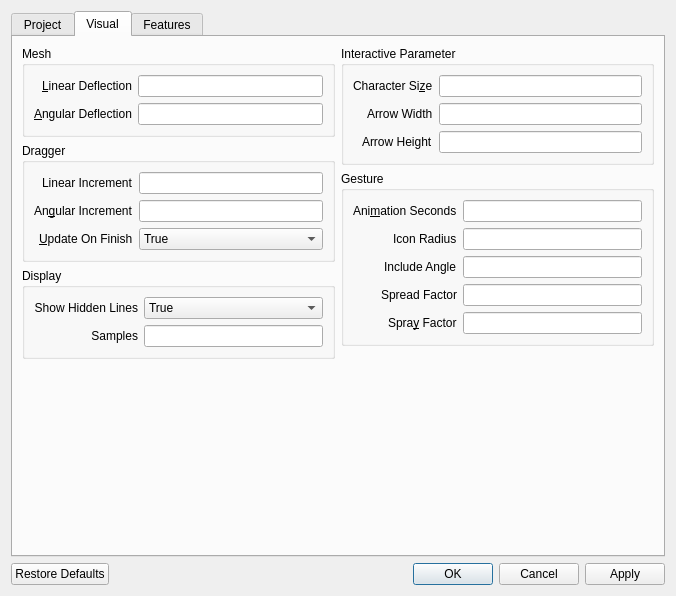
The window that dialogs/preferences.ui (blobfish/cadseer) describes before a commit, drawn with Qt 5.
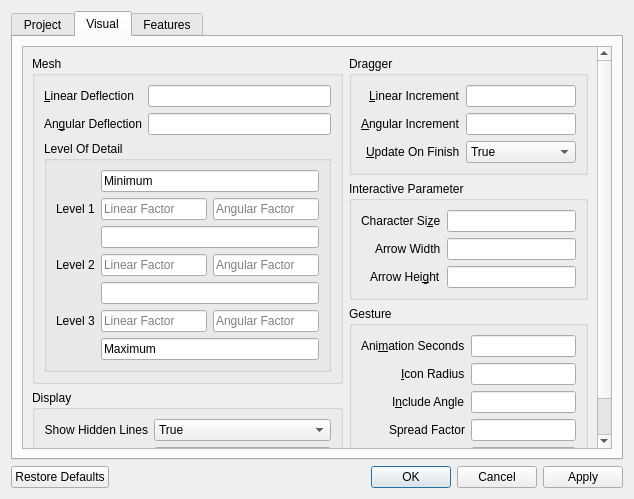
The same window after the commit.

Commit message: mdv: viz: Implementation of Level Of Detail. see following:

The edit to the form file:
```diff
--- a/dialogs/preferences.ui
+++ b/dialogs/preferences.ui
@@ -6,8 +6,8 @@
    <rect>
     <x>0</x>
     <y>0</y>
-    <width>676</width>
-    <height>596</height>
+    <width>634</width>
+    <height>499</height>
    </rect>
   </property>
   <property name="windowTitle">
@@ -115,18 +115,37 @@
       <attribute name="title">
        <string>Visual</string>
       </attribute>
-      <layout class="QVBoxLayout" name="verticalLayout_4">
+      <layout class="QVBoxLayout" name="verticalLayout_7">
+       <item>
+        <widget class="QScrollArea" name="scrollArea">
+         <property name="widgetResizable">
+          <bool>true</bool>
+         </property>
+         <widget class="QWidget" name="scrollAreaWidgetContents">
+          <property name="geometry">
+           <rect>
+            <x>0</x>
+            <y>-100</y>
+            <width>578</width>
+            <height>576</height>
+           </rect>
+          </property>
+          <layout class="QVBoxLayout" name="verticalLayout_23">
+           <item>
+            <layout class="QVBoxLayout" name="verticalLayout_6">
        <item>
         <layout class="QHBoxLayout" name="horizontalLayout_2">
          <item>
-          <layout class="QVBoxLayout" name="verticalLayout_2">
+                <layout class="QVBoxLayout" name="verticalLayout_4">
            <item>
             <widget class="QGroupBox" name="meshGroupBox">
              <property name="title">
               <string>Mesh</string>
              </property>
+                   <layout class="QVBoxLayout" name="verticalLayout_2">
+                    <item>
              <layout class="QGridLayout" name="gridLayout">
-              <item row="0" column="0" alignment="Qt::AlignRight">
+                      <item row="0" column="0">
                <widget class="QLabel" name="linearDeflectionLabel">
                 <property name="whatsThis">
                  <string>&lt;html&gt;&lt;head/&gt;&lt;body&gt;&lt;p&gt;Linear deviation controlling mesh roughness.&lt;/p&gt;&lt;/body&gt;&lt;/html&gt;</string>
@@ -148,17 +167,23 @@
                  </sizepolicy>
                 </property>
                 <property name="whatsThis">
-                 <string>&lt;html&gt;&lt;head/&gt;&lt;body&gt;&lt;p&gt;Linear deviation controlling mesh roughness.&lt;/p&gt;&lt;/body&gt;&lt;/html&gt;</string>
+                         <string>&lt;html&gt;&lt;head/&gt;&lt;body&gt;&lt;p&gt;Linear deviation controlling mesh roughness.&lt;/p&gt;&lt;p&gt;Default value of 1.0&lt;/p&gt;&lt;/body&gt;&lt;/html&gt;</string>
+                        </property>
+                        <property name="readOnly">
+                         <bool>false</bool>
+                        </property>
+                        <property name="placeholderText">
+                         <string/>
                 </property>
                </widget>
               </item>
-              <item row="1" column="0" alignment="Qt::AlignRight">
+                      <item row="1" column="0">
                <widget class="QLabel" name="angularDeflectionLabel">
                 <property name="whatsThis">
                  <string>&lt;html&gt;&lt;head/&gt;&lt;body&gt;&lt;p&gt;Angular deviation controlling mesh roughness.&lt;/p&gt;&lt;/body&gt;&lt;/html&gt;</string>
                 </property>
                 <property name="text">
-                 <string>&amp;Angular Deflection</string>
+                         <string>An&amp;gular Deflection</string>
                 </property>
                 <property name="buddy">
                  <cstring>angularDeflectionEdit</cstring>
@@ -173,8 +198,231 @@
                </widget>
               </item>
              </layout>
-            </widget>
-           </item>
+                    </item>
+                    <item>
+                     <widget class="QGroupBox" name="LODGroup">
+                      <property name="whatsThis">
+                       <string>&lt;html&gt;&lt;head/&gt;&lt;body&gt;&lt;p&gt;Values for different levels of visual mesh refinement.&lt;/p&gt;&lt;/body&gt;&lt;/html&gt;</string>
+                      </property>
+                      <property name="title">
+                       <string>Level Of Detail</string>
+                      </property>
+                      <layout class="QGridLayout" name="gridLayout_22">
+                       <item row="3" column="1">
+                        <layout class="QHBoxLayout" name="horizontalLayout_3">
+                         <item>
+                          <widget class="QLineEdit" name="level2LinearEdit">
+                           <property name="whatsThis">
+                            <string>&lt;html&gt;&lt;head/&gt;&lt;body&gt;&lt;p&gt;Factor of linear deflection for this level of detail.&lt;/p&gt;&lt;p&gt;Default of 0.1&lt;/p&gt;&lt;/body&gt;&lt;/html&gt;</string>
+                           </property>
+                           <property name="placeholderText">
+                            <string>Linear Factor</string>
+                           </property>
+                          </widget>
+                         </item>
+                         <item>
+                          <widget class="QLineEdit" name="level2AngularEdit">
+                           <property name="whatsThis">
+                            <string>&lt;html&gt;&lt;head/&gt;&lt;body&gt;&lt;p&gt;Factor of angular deflection for this level of detail.&lt;/p&gt;&lt;p&gt;Default of 0.5&lt;/p&gt;&lt;/body&gt;&lt;/html&gt;</string>
+                           </property>
+                           <property name="placeholderText">
+                            <string>Angular Factor</string>
+                           </property>
+                          </widget>
+                         </item>
+                        </layout>
+                       </item>
+                       <item row="2" column="1">
+                        <widget class="QLineEdit" name="levelEdit01">
+                         <property name="whatsThis">
+                          <string>&lt;html&gt;&lt;head/&gt;&lt;body&gt;&lt;p&gt;Factor of screen height pixels. Default value of 0.1&lt;/p&gt;&lt;p&gt;Maximum range value for level 1, minimum range value for level 2. &lt;/p&gt;&lt;/body&gt;&lt;/html&gt;</string>
+                         </property>
+                        </widget>
+                       </item>
+                       <item row="1" column="1">
+                        <layout class="QHBoxLayout" name="horizontalLayout">
+                         <item>
+                          <widget class="QLineEdit" name="level1LinearEdit">
+                           <property name="whatsThis">
+                            <string>&lt;html&gt;&lt;head/&gt;&lt;body&gt;&lt;p&gt;Factor of linear deflection for this level of detail&lt;/p&gt;&lt;p&gt;Default value of 1.0&lt;/p&gt;&lt;/body&gt;&lt;/html&gt;</string>
+                           </property>
+                           <property name="placeholderText">
+                            <string>Linear Factor</string>
+                           </property>
+                          </widget>
+                         </item>
+                         <item>
+                          <widget class="QLineEdit" name="level1AngularEdit">
+                           <property name="whatsThis">
+                            <string>&lt;html&gt;&lt;head/&gt;&lt;body&gt;&lt;p&gt;Factor of angular deflection for this level of detail.&lt;/p&gt;&lt;p&gt;Default value of 1.0&lt;/p&gt;&lt;/body&gt;&lt;/html&gt;</string>
+                           </property>
+                           <property name="placeholderText">
+                            <string>Angular Factor</string>
+                           </property>
+                          </widget>
+                         </item>
+                        </layout>
+                       </item>
+                       <item row="5" column="1">
+                        <layout class="QHBoxLayout" name="horizontalLayout_4">
+                         <item>
+                          <widget class="QLineEdit" name="level3LinearEdit">
+                           <property name="whatsThis">
+                            <string>&lt;html&gt;&lt;head/&gt;&lt;body&gt;&lt;p&gt;Factor of linear deflection for this level of detail&lt;/p&gt;&lt;p&gt;Default of 0.01&lt;/p&gt;&lt;/body&gt;&lt;/html&gt;</string>
+                           </property>
+                           <property name="placeholderText">
+                            <string>Linear Factor</string>
+                           </property>
+                          </widget>
+                         </item>
+                         <item>
+                          <widget class="QLineEdit" name="level3AngularEdit">
+                           <property name="whatsThis">
+                            <string>&lt;html&gt;&lt;head/&gt;&lt;body&gt;&lt;p&gt;Factor of angular deflection for this level of detail.&lt;/p&gt;&lt;p&gt;Default of 0.25&lt;/p&gt;&lt;/body&gt;&lt;/html&gt;</string>
+                           </property>
+                           <property name="placeholderText">
+                            <string>Angular Factor</string>
+                           </property>
+                          </widget>
+                         </item>
+                        </layout>
+                       </item>
+                       <item row="1" column="0">
+                        <widget class="QLabel" name="level1Label">
+                         <property name="text">
+                          <string>Level 1</string>
+                         </property>
+                        </widget>
+                       </item>
+                       <item row="0" column="1">
+                        <widget class="QLineEdit" name="levelEdit00">
+                         <property name="whatsThis">
+                          <string>&lt;html&gt;&lt;head/&gt;&lt;body&gt;&lt;p&gt;Minimum value of level 1 range. Permantly set to 0.0&lt;/p&gt;&lt;/body&gt;&lt;/html&gt;</string>
+                         </property>
+                         <property name="text">
+                          <string>Minimum</string>
+                         </property>
+                         <property name="readOnly">
+                          <bool>true</bool>
+                         </property>
+                        </widget>
+                       </item>
+                       <item row="4" column="1">
+                        <widget class="QLineEdit" name="levelEdit02">
+                         <property name="whatsThis">
+                          <string>&lt;html&gt;&lt;head/&gt;&lt;body&gt;&lt;p&gt;Factor of screen height pixels. Default value of 2.0&lt;/p&gt;&lt;p&gt;Maximum range value for level 2, minimum range value for level 3. &lt;/p&gt;&lt;/body&gt;&lt;/html&gt;</string>
+                         </property>
+                        </widget>
+                       </item>
+                       <item row="3" column="0">
+                        <widget class="QLabel" name="level2Label">
+                         <property name="text">
+                          <string>Level 2</string>
+                         </property>
+                        </widget>
+                       </item>
+                       <item row="5" column="0">
+                        <widget class="QLabel" name="level3Label">
+                         <property name="text">
+                          <string>Level 3</string>
+                         </property>
+                        </widget>
+                       </item>
+                       <item row="6" column="1">
+                        <widget class="QLineEdit" name="levelEdit03">
+                         <property name="whatsThis">
+                          <string>&lt;html&gt;&lt;head/&gt;&lt;body&gt;&lt;p&gt;Maximum value of level 3 range. Permantly set to float max&lt;/p&gt;&lt;/body&gt;&lt;/html&gt;</string>
+                         </property>
+                         <property name="text">
+                          <string>Maximum</string>
+                         </property>
+                         <property name="readOnly">
+                          <bool>true</bool>
+                         </property>
+                        </widget>
+                       </item>
+                      </layout>
+                     </widget>
+                    </item>
+                   </layout>
+                  </widget>
+                 </item>
+                 <item>
+                  <widget class="QGroupBox" name="displayGroup">
+                   <property name="title">
+                    <string>Display</string>
+                   </property>
+                   <layout class="QGridLayout" name="gridLayout_21">
+                    <item row="0" column="0">
+                     <widget class="QLabel" name="hiddenLineLabel">
+                      <property name="whatsThis">
+                       <string>&lt;html&gt;&lt;head/&gt;&lt;body&gt;&lt;p&gt;Whether 3d View show hidden lines.&lt;/p&gt;&lt;/body&gt;&lt;/html&gt;</string>
+                      </property>
+                      <property name="text">
+                       <string>Show Hidden Lines</string>
+                      </property>
+                      <property name="alignment">
+                       <set>Qt::AlignRight|Qt::AlignTrailing|Qt::AlignVCenter</set>
+                      </property>
+                     </widget>
+                    </item>
+                    <item row="0" column="1">
+                     <widget class="QComboBox" name="hiddenLineCombo">
+                      <property name="whatsThis">
+                       <string>&lt;html&gt;&lt;head/&gt;&lt;body&gt;&lt;p&gt;Whether 3d View show hidden lines.&lt;/p&gt;&lt;/body&gt;&lt;/html&gt;</string>
+                      </property>
+                      <item>
+                       <property name="text">
+                        <string>True</string>
+                       </property>
+                      </item>
+                      <item>
+                       <property name="text">
+                        <string>False</string>
+                       </property>
+                      </item>
+                     </widget>
+                    </item>
+                    <item row="1" column="0">
+                     <widget class="QLabel" name="samplesLabel">
+                      <property name="whatsThis">
+                       <string>&lt;html&gt;&lt;head/&gt;&lt;body&gt;&lt;p&gt;&amp;lt;html&amp;gt;&amp;lt;head/&amp;gt;&amp;lt;body&amp;gt;&amp;lt;p&amp;gt;Number of samples for antialiasing. Restart application to take effect&amp;lt;/p&amp;gt;&amp;lt;/body&amp;gt;&amp;lt;/html&amp;gt;&lt;/p&gt;&lt;/body&gt;&lt;/html&gt;</string>
+                      </property>
+                      <property name="text">
+                       <string>Samples</string>
+                      </property>
+                      <property name="alignment">
+                       <set>Qt::AlignRight|Qt::AlignTrailing|Qt::AlignVCenter</set>
+                      </property>
+                     </widget>
+                    </item>
+                    <item row="1" column="1">
+                     <widget class="QLineEdit" name="samplesLineEdit">
+                      <property name="whatsThis">
+                       <string>&lt;html&gt;&lt;head/&gt;&lt;body&gt;&lt;p&gt;&amp;lt;html&amp;gt;&amp;lt;head/&amp;gt;&amp;lt;body&amp;gt;&amp;lt;p&amp;gt;Number of samples for antialiasing. Restart application to take effect&amp;lt;/p&amp;gt;&amp;lt;/body&amp;gt;&amp;lt;/html&amp;gt;&lt;/p&gt;&lt;/body&gt;&lt;/html&gt;</string>
+                      </property>
+                     </widget>
+                    </item>
+                   </layout>
+                  </widget>
+                 </item>
+                 <item>
+                  <spacer name="verticalSpacer_2">
+                   <property name="orientation">
+                    <enum>Qt::Vertical</enum>
+                   </property>
+                   <property name="sizeHint" stdset="0">
+                    <size>
+                     <width>20</width>
+                     <height>40</height>
+                    </size>
+                   </property>
+                  </spacer>
+                 </item>
+                </layout>
+               </item>
+               <item>
+                <layout class="QVBoxLayout" name="verticalLayout_3">
            <item>
             <widget class="QGroupBox" name="draggerGroupBox">
              <property name="title">
@@ -187,7 +435,7 @@
                  <string>&lt;html&gt;&lt;head/&gt;&lt;body&gt;&lt;p&gt;Increment for linear dragger snapping.&lt;/p&gt;&lt;/body&gt;&lt;/html&gt;</string>
                 </property>
                 <property name="text">
-                 <string>Linear Increment</string>
+                       <string>&amp;Linear Increment</string>
                 </property>
                 <property name="buddy">
                  <cstring>linearIncrementEdit</cstring>
@@ -207,7 +455,7 @@
                  <string>&lt;html&gt;&lt;head/&gt;&lt;body&gt;&lt;p&gt;Increment for angular dragger snapping.&lt;/p&gt;&lt;/body&gt;&lt;/html&gt;</string>
                 </property>
                 <property name="text">
-                 <string>An&amp;gular Increment</string>
+                       <string>&amp;Angular Increment</string>
                 </property>
                 <property name="buddy">
                  <cstring>angularIncrementEdit</cstring>
@@ -261,82 +509,6 @@
             </widget>
            </item>
            <item>
-            <widget class="QGroupBox" name="displayGroup">
-             <property name="title">
-              <string>Display</string>
-             </property>
-             <layout class="QGridLayout" name="gridLayout_21">
-              <item row="0" column="0">
-               <widget class="QLabel" name="hiddenLineLabel">
-                <property name="whatsThis">
-                 <string>&lt;html&gt;&lt;head/&gt;&lt;body&gt;&lt;p&gt;Whether 3d View show hidden lines.&lt;/p&gt;&lt;/body&gt;&lt;/html&gt;</string>
-                </property>
-                <property name="text">
-                 <string>Show Hidden Lines</string>
-                </property>
-                <property name="alignment">
-                 <set>Qt::AlignRight|Qt::AlignTrailing|Qt::AlignVCenter</set>
-                </property>
-               </widget>
-              </item>
-              <item row="0" column="1">
-               <widget class="QComboBox" name="hiddenLineCombo">
-                <property name="whatsThis">
-                 <string>&lt;html&gt;&lt;head/&gt;&lt;body&gt;&lt;p&gt;Whether 3d View show hidden lines.&lt;/p&gt;&lt;/body&gt;&lt;/html&gt;</string>
-                </property>
-                <item>
-                 <property name="text">
-                  <string>True</string>
-                 </property>
-                </item>
-                <item>
-                 <property name="text">
-                  <string>False</string>
-                 </property>
-                </item>
-               </widget>
-              </item>
-              <item row="1" column="0">
-               <widget class="QLabel" name="samplesLabel">
-                <property name="whatsThis">
-                 <string>&lt;html&gt;&lt;head/&gt;&lt;body&gt;&lt;p&gt;&amp;lt;html&amp;gt;&amp;lt;head/&amp;gt;&amp;lt;body&amp;gt;&amp;lt;p&amp;gt;Number of samples for antialiasing. Restart application to take effect&amp;lt;/p&amp;gt;&amp;lt;/body&amp;gt;&amp;lt;/html&amp;gt;&lt;/p&gt;&lt;/body&gt;&lt;/html&gt;</string>
-                </property>
-                <property name="text">
-                 <string>Samples</string>
-                </property>
-                <property name="alignment">
-                 <set>Qt::AlignRight|Qt::AlignTrailing|Qt::AlignVCenter</set>
-                </property>
-               </widget>
-              </item>
-              <item row="1" column="1">
-               <widget class="QLineEdit" name="samplesLineEdit">
-                <property name="whatsThis">
-                 <string>&lt;html&gt;&lt;head/&gt;&lt;body&gt;&lt;p&gt;&amp;lt;html&amp;gt;&amp;lt;head/&amp;gt;&amp;lt;body&amp;gt;&amp;lt;p&amp;gt;Number of samples for antialiasing. Restart application to take effect&amp;lt;/p&amp;gt;&amp;lt;/body&amp;gt;&amp;lt;/html&amp;gt;&lt;/p&gt;&lt;/body&gt;&lt;/html&gt;</string>
-                </property>
-               </widget>
-              </item>
-             </layout>
-            </widget>
-           </item>
-           <item>
-            <spacer name="verticalSpacer_2">
-             <property name="orientation">
-              <enum>Qt::Vertical</enum>
-             </property>
-             <property name="sizeHint" stdset="0">
-              <size>
-               <width>20</width>
-               <height>40</height>
-              </size>
-             </property>
-            </spacer>
-           </item>
-          </layout>
-         </item>
-         <item>
-          <layout class="QVBoxLayout" name="verticalLayout_3">
-           <item>
             <widget class="QGroupBox" name="interactiveParameterGroupBox">
              <property name="title">
               <string>Interactive Parameter</string>
@@ -388,7 +560,7 @@
                  <string>&lt;html&gt;&lt;head/&gt;&lt;body&gt;&lt;p&gt;Height of arrow.&lt;/p&gt;&lt;/body&gt;&lt;/html&gt;</string>
                 </property>
                 <property name="text">
-                 <string>Arrow Height</string>
+                       <string>Arrow Hei&amp;ght</string>
                 </property>
                 <property name="buddy">
                  <cstring>arrowHeightEdit</cstring>
@@ -437,7 +609,7 @@
                  <string>&lt;html&gt;&lt;head/&gt;&lt;body&gt;&lt;p&gt;Icon radius in pixels.&lt;/p&gt;&lt;/body&gt;&lt;/html&gt;</string>
                 </property>
                 <property name="text">
-                 <string>Icon Radius</string>
+                       <string>&amp;Icon Radius</string>
                 </property>
                 <property name="buddy">
                  <cstring>gestureIconRadiusEdit</cstring>
@@ -450,7 +622,7 @@
                  <string>&lt;html&gt;&lt;head/&gt;&lt;body&gt;&lt;p&gt;Maximum included angle of sub-items.&lt;/p&gt;&lt;/body&gt;&lt;/html&gt;</string>
                 </property>
                 <property name="text">
-                 <string>Include Angle</string>
+                       <string>I&amp;nclude Angle</string>
                 </property>
                 <property name="buddy">
                  <cstring>gestureIncludeAngleEdit</cstring>
@@ -545,6 +717,12 @@
         </spacer>
        </item>
       </layout>
+           </item>
+          </layout>
+         </widget>
+        </widget>
+       </item>
+      </layout>
      </widget>
      <widget class="QWidget" name="featuresTab">
       <attribute name="title">
```
Left out of the diff: 18 changed lines with no effect on the pictures. Lines whose indentation alone changed are shown as unchanged. The commit also changes 32 other files.
